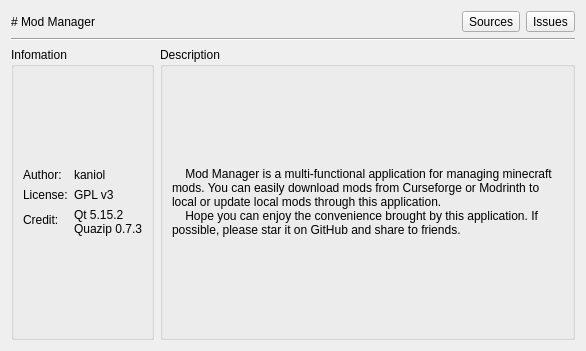
Old version of the form src/ui/aboutdialog.ui in the repository kaniol-lck/modmanager.
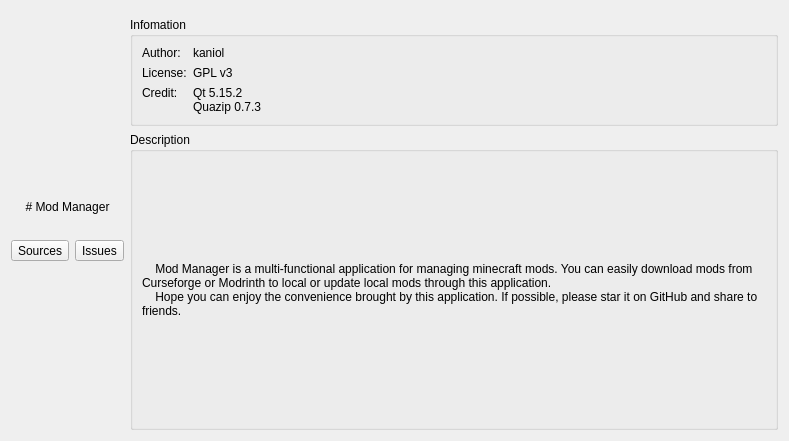
New version of the form. Icons and pictures are not drawn.

Commit message: app icon

Patch:
```diff
--- a/src/ui/aboutdialog.ui
+++ b/src/ui/aboutdialog.ui
@@ -6,86 +6,15 @@
    <rect>
     <x>0</x>
     <y>0</y>
-    <width>586</width>
-    <height>351</height>
+    <width>789</width>
+    <height>441</height>
    </rect>
   </property>
   <property name="windowTitle">
    <string>About Mod Manager</string>
   </property>
   <layout class="QGridLayout" name="gridLayout_3">
-   <item row="0" column="0" colspan="2">
-    <layout class="QHBoxLayout" name="horizontalLayout">
-     <item>
-      <widget class="QLabel" name="label_7">
-       <property name="text">
-        <string># Mod Manager</string>
-       </property>
-       <property name="textFormat">
-        <enum>Qt::MarkdownText</enum>
-       </property>
-      </widget>
-     </item>
-     <item>
-      <widget class="QLabel" name="versionText">
-       <property name="font">
-        <font>
-         <weight>75</weight>
-         <bold>true</bold>
-        </font>
-       </property>
-       <property name="text">
-        <string notr="true"/>
-       </property>
-       <property name="alignment">
-        <set>Qt::AlignBottom|Qt::AlignLeading|Qt::AlignLeft</set>
-       </property>
-      </widget>
-     </item>
-     <item>
-      <widget class="QToolButton" name="toolButton">
-       <property name="text">
-        <string>Sources</string>
-       </property>
-       <property name="icon">
-        <iconset resource="../images/image.qrc">
-         <normaloff>:/image/github.svg</normaloff>:/image/github.svg</iconset>
-       </property>
-       <property name="toolButtonStyle">
-        <enum>Qt::ToolButtonTextBesideIcon</enum>
-       </property>
-      </widget>
-     </item>
-     <item>
-      <widget class="QToolButton" name="toolButton_2">
-       <property name="sizePolicy">
-        <sizepolicy hsizetype="Fixed" vsizetype="Fixed">
-         <horstretch>0</horstretch>
-         <verstretch>0</verstretch>
-        </sizepolicy>
-       </property>
-       <property name="text">
-        <string>Issues</string>
-       </property>
-       <property name="icon">
-        <iconset resource="../images/image.qrc">
-         <normaloff>:/image/github.svg</normaloff>:/image/github.svg</iconset>
-       </property>
-       <property name="toolButtonStyle">
-        <enum>Qt::ToolButtonTextBesideIcon</enum>
-       </property>
-      </widget>
-     </item>
-    </layout>
-   </item>
-   <item row="1" column="0" colspan="2">
-    <widget class="Line" name="line">
-     <property name="orientation">
-      <enum>Qt::Horizontal</enum>
-     </property>
-    </widget>
-   </item>
-   <item row="2" column="0">
+   <item row="1" column="1">
     <widget class="QGroupBox" name="groupBox_2">
      <property name="title">
       <string>Infomation</string>
@@ -129,6 +58,9 @@
           <property name="text">
            <string>Credit:</string>
           </property>
+          <property name="alignment">
+           <set>Qt::AlignLeading|Qt::AlignLeft|Qt::AlignTop</set>
+          </property>
          </widget>
         </item>
         <item row="2" column="1">
@@ -146,6 +78,12 @@
    </item>
    <item row="2" column="1">
     <widget class="QGroupBox" name="groupBox">
+     <property name="sizePolicy">
+      <sizepolicy hsizetype="Preferred" vsizetype="Expanding">
+       <horstretch>0</horstretch>
+       <verstretch>0</verstretch>
+      </sizepolicy>
+     </property>
      <property name="title">
       <string>Description</string>
      </property>
@@ -170,6 +108,113 @@
      </layout>
     </widget>
    </item>
+   <item row="0" column="0" rowspan="3">
+    <layout class="QVBoxLayout" name="verticalLayout">
+     <item>
+      <spacer name="verticalSpacer_2">
+       <property name="orientation">
+        <enum>Qt::Vertical</enum>
+       </property>
+       <property name="sizeHint" stdset="0">
+        <size>
+         <width>20</width>
+         <height>40</height>
+        </size>
+       </property>
+      </spacer>
+     </item>
+     <item>
+      <widget class="QLabel" name="label">
+       <property name="text">
+        <string/>
+       </property>
+       <property name="pixmap">
+        <pixmap resource="../images/image.qrc">:/image/modmanager.png</pixmap>
+       </property>
+      </widget>
+     </item>
+     <item>
+      <widget class="QLabel" name="label_7">
+       <property name="text">
+        <string># Mod Manager</string>
+       </property>
+       <property name="textFormat">
+        <enum>Qt::MarkdownText</enum>
+       </property>
+       <property name="alignment">
+        <set>Qt::AlignCenter</set>
+       </property>
+      </widget>
+     </item>
+     <item>
+      <widget class="QLabel" name="versionText">
+       <property name="font">
+        <font>
+         <weight>75</weight>
+         <bold>true</bold>
+        </font>
+       </property>
+       <property name="text">
+        <string notr="true"/>
+       </property>
+       <property name="alignment">
+        <set>Qt::AlignCenter</set>
+       </property>
+      </widget>
+     </item>
+     <item>
+      <layout class="QHBoxLayout" name="horizontalLayout">
+       <item>
+        <widget class="QToolButton" name="toolButton">
+         <property name="text">
+          <string>Sources</string>
+         </property>
+         <property name="icon">
+          <iconset resource="../images/image.qrc">
+           <normaloff>:/image/github.svg</normaloff>:/image/github.svg</iconset>
+         </property>
+         <property name="toolButtonStyle">
+          <enum>Qt::ToolButtonTextBesideIcon</enum>
+         </property>
+        </widget>
+       </item>
+       <item>
+        <widget class="QToolButton" name="toolButton_2">
+         <property name="sizePolicy">
+          <sizepolicy hsizetype="Fixed" vsizetype="Fixed">
+           <horstretch>0</horstretch>
+           <verstretch>0</verstretch>
+          </sizepolicy>
+         </property>
+         <property name="text">
+          <string>Issues</string>
+         </property>
+         <property name="icon">
+          <iconset resource="../images/image.qrc">
+           <normaloff>:/image/github.svg</normaloff>:/image/github.svg</iconset>
+         </property>
+         <property name="toolButtonStyle">
+          <enum>Qt::ToolButtonTextBesideIcon</enum>
+         </property>
+        </widget>
+       </item>
+      </layout>
+     </item>
+     <item>
+      <spacer name="verticalSpacer">
+       <property name="orientation">
+        <enum>Qt::Vertical</enum>
+       </property>
+       <property name="sizeHint" stdset="0">
+        <size>
+         <width>20</width>
+         <height>40</height>
+        </size>
+       </property>
+      </spacer>
+     </item>
+    </layout>
+   </item>
   </layout>
  </widget>
  <resources>
```
The commit also changes 9 other files.
